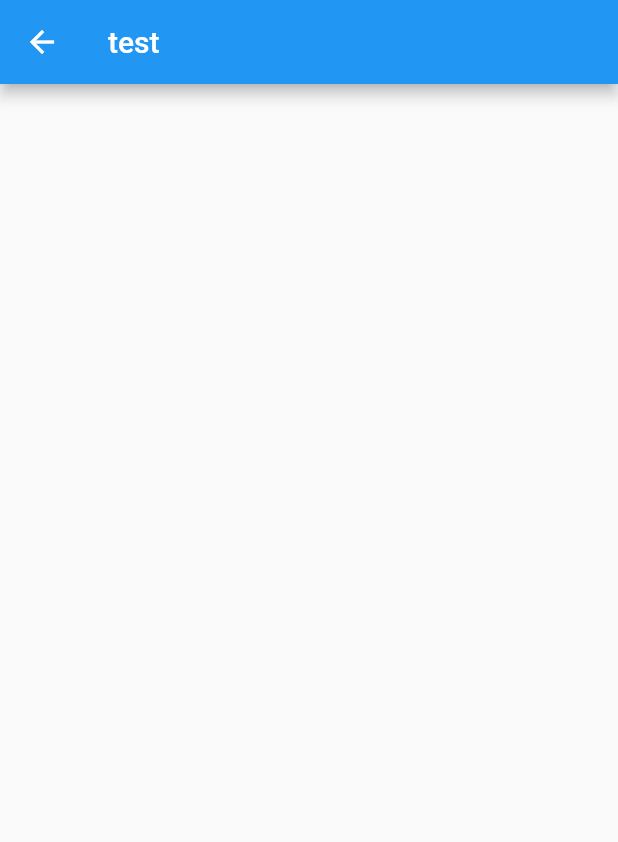
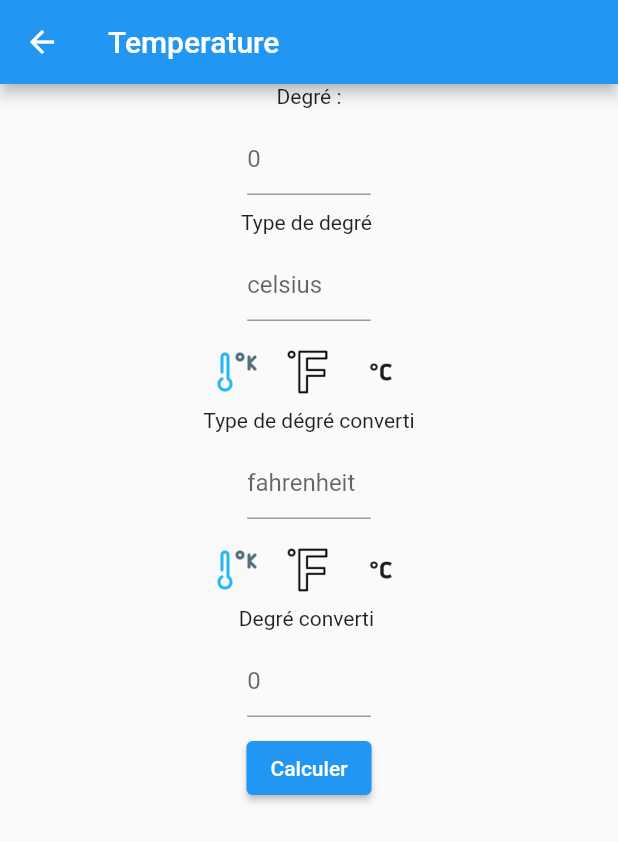
Before and after one commit to mathieusoufflard/Mini_Project_Flutter_Coding, a Flutter app: the screen it shows after launch, after a tap on "7 HONK", on a phone screen of 412 x 824 dp. Shown: the top 842 px of the screen. Run offline on Flutter 3.47's test engine with Material 2 defaults, Android fonts, the phone set to English and light mode, and no system bars; missing offline and left inert: dart:ffi, romanice.

```diff
--- a/flutter_app/lib/main.dart
+++ b/flutter_app/lib/main.dart
@@ -1,6 +1,10 @@
 import 'package:flutter/material.dart';
 import 'package:flutter_app/promotionPage.dart';
+import 'package:flutter_app/romanusPage.dart';
 import 'package:flutter_app/testPage.dart';
+import 'package:flutter_app/temperatureView.dart';
+import 'package:flutter_app/temperatureController.dart';
+
 
 void main() {
   runApp(MyApp());
@@ -165,13 +169,13 @@ class _MyHomePageState extends State<MyHomePage> {
                   case 6:
                     Navigator.push(context,
                         new MaterialPageRoute(builder: (BuildContext context) {
-                      return new Test();
-                    }));
+                          return  new TemperatureView();
+                        }));
                     break;
                   case 7:
                     Navigator.push(context,
                         new MaterialPageRoute(builder: (BuildContext context) {
-                      return new Test();
+                      return new RomanusView();
                     }));
                     break;
                   case 8:
--- /dev/null
+++ b/flutter_app/lib/temperatureController.dart
@@ -0,0 +1,118 @@
+
+class TemperatureController {
+
+
+  String getConversion(topVal,topSelected,bottomSelected)
+  { if(topVal == '' || topVal == null)
+  {
+    return '            ';
+  }
+  if(topSelected == 'celsius')
+  {
+    if(bottomSelected == 'fahrenheit')
+    {
+      return _getCelsiusToFahreheit(topVal);
+    }
+    else if(bottomSelected == 'kelvin')
+    {
+      return _getCelsiusToKelvin(topVal);
+    }
+    else
+      return topVal;
+  }
+
+
+  else if(topSelected == 'fahrenheit')
+  {
+    if(bottomSelected == 'celsius')
+    {
+      return _getFahrenheitToCelsius(topVal);
+    }
+
+    else if(bottomSelected == 'kelvin')
+    {
+      return _getFahrenheitToKelvin(topVal);
+    }
+
+    else
+      return topVal;
+  }
+
+
+  else if(topSelected == 'kelvin')
+  {
+    if(bottomSelected == 'celsius')
+    {
+      return _getKelvinToCelsius(topVal);
+    }
+
+    else if(bottomSelected == 'fahrenheit')
+    {
+      return _getKelvinToFahrenheit(topVal);
+    }
+
+    else
+      return topVal;
+  }
+
+  else
+    return "     ";
+
+  }
+
+
+  String _getCelsiusToFahreheit(topVal)
+  {
+    double dCelsius = double.parse(topVal);
+    double result = (dCelsius*9/5) + 32;
+
+    return result.toStringAsFixed(4);
+
+  }
+
+  String _getCelsiusToKelvin(topVal)
+  {
+    double dCelsius = double.parse(topVal);
+    double result = dCelsius + 273.15;
+
+    return result.toStringAsFixed(4);
+
+  }
+
+  String _getFahrenheitToCelsius(topVal)
+  {
+    double dFahren = double.parse(topVal);
+    double result = (dFahren - 32) * 5/9;
+
+    return result.toStringAsFixed(4);
+
+  }
+
+  String _getFahrenheitToKelvin(topVal)
+  {
+    double dFahren = double.parse(topVal);
+    double result = ((dFahren - 32) * 5/9) + 273.15 ;
+
+    return result.toStringAsFixed(4);
+
+  }
+
+  String _getKelvinToCelsius(topVal)
+  {
+    double dKelvin = double.parse(topVal);
+    double result =  dKelvin -273.15;
+
+    return result.toStringAsFixed(4);
+
+  }
+
+  String _getKelvinToFahrenheit(topVal)
+  {
+    double dKelvin = double.parse(topVal);
+    double result = ((dKelvin -273.15)*9/5) + 32;
+
+    return result.toStringAsFixed(4);
+
+  }
+
+}   // Class ends
--- /dev/null
+++ b/flutter_app/lib/temperatureView.dart
@@ -0,0 +1,128 @@
+import 'package:flutter/material.dart';
+import 'package:flutter/services.dart';
+import 'package:flutter_app/temperatureController.dart';
+
+class TemperatureView extends StatelessWidget {
+
+  TextEditingController initPriceController = TextEditingController();
+  TextEditingController typeDegreeTop = TextEditingController();
+  TextEditingController typeDegreeBottom = TextEditingController();
+  TextEditingController finalPriceController = TextEditingController();
+
+
+  @override
+  Widget build(BuildContext context) {
+    final title = 'Temperature';
+    TemperatureController temperatureController = new TemperatureController();
+
+    _setInputField(String hintText, TextEditingController fieldController,
+        TextInputType inputType,
+        [bool readOnly = false]) {
+      return Container(
+        width: MediaQuery.of(context).size.width / 5,
+        margin: EdgeInsets.all(10),
+        child: TextField(
+          controller: fieldController,
+          keyboardType: inputType,
+          inputFormatters: inputType == TextInputType.number
+              ? <TextInputFormatter>[
+            FilteringTextInputFormatter.allow(RegExp('[0-9.]'))
+          ]
+              : [],
+          decoration: InputDecoration(hintText: hintText),
+          readOnly: readOnly,
+        ),
+      );
+    }
+
+
+    return Scaffold(
+      appBar: AppBar(
+        title: Text(title),
+      ),
+      body: Center(
+        child: Column(
+          children: [
+            Text("Degré :"),
+            _setInputField("0",
+                initPriceController, TextInputType.number),
+            Text("Type de degré "),
+            _setInputField("celsius",
+                typeDegreeTop, TextInputType.text),
+            Row(
+                mainAxisAlignment: MainAxisAlignment.center,
+                children :<Widget>[
+                IconButton(
+                  icon: Image.asset('assets/images/icon-kalvin.png'),
+                  tooltip: 'Kelvin',
+                  onPressed: () {
+                    typeDegreeTop.text = 'kelvin';
+                  },
+                ),
+                IconButton(
+                  icon: Image.asset('assets/images/icon-fahrenheit.png'),
+                  tooltip: 'Fahrenheit',
+                  onPressed: () {
+                    typeDegreeTop.text = 'fahrenheit';
+
+                  },
+                ),
+                IconButton(
+                  icon: Image.asset('assets/images/icon-celsius.png'),
+                  tooltip: 'Celsius',
+                  onPressed: () {
+                    typeDegreeTop.text = 'celsius';
+
+                  },
+                ),
+              ],
+            ),
+              Text("Type de dégré converti"),
+              _setInputField(
+                  "fahrenheit",
+                  typeDegreeBottom,
+                  TextInputType.text),
+            Row(
+              mainAxisAlignment: MainAxisAlignment.center,
+              children :<Widget>[
+                IconButton(
+                  icon: Image.asset('assets/images/icon-kalvin.png'),
+                  tooltip: 'Kelvin',
+                  onPressed: () {
+                    typeDegreeBottom.text = 'kelvin';
+                  },
+                ),
+                IconButton(
+                  icon: Image.asset('assets/images/icon-fahrenheit.png'),
+                  tooltip: 'Fahrenheit',
+                  onPressed: () {
+                    typeDegreeBottom.text = 'fahrenheit';
+
+                  },
+                ),
+                IconButton(
+                  icon: Image.asset('assets/images/icon-celsius.png'),
+                  tooltip: 'Celsius',
+                  onPressed: () {
+                    typeDegreeBottom.text = 'celsius';
+
+                  },
+                ),
+              ],
+            ),
+
+            Text("Degré converti "),
+            _setInputField(
+                "0",
+                finalPriceController,
+                TextInputType.number,
+                true),
+            ElevatedButton(onPressed: () {
+              finalPriceController.text = temperatureController.getConversion(initPriceController.text,typeDegreeTop.text,typeDegreeBottom.text);
+            }, child: Text("Calculer"))
+          ],
+        ),
+      ),
+    );
+  }
+}
--- a/flutter_app/pubspec.yaml
+++ b/flutter_app/pubspec.yaml
@@ -28,6 +28,7 @@ dependencies:
   # The following adds the Cupertino Icons font to your application.
   # Use with the CupertinoIcons class for iOS style icons.
   cupertino_icons: ^1.0.2
+  romanice: ^2.0.0
 
 dev_dependencies:
   flutter_test:
@@ -38,7 +39,8 @@ dev_dependencies:
 
 # The following section is specific to Flutter.
 flutter:
-
+  assets:
+    - assets/images/
   # The following line ensures that the Material Icons font is
   # included with your application, so that you can use the icons in
   # the material Icons class.
```
Also changed, not shown: flutter_app/lib/romanusPage.dart (added, +70 -0 lines), flutter_app/assets/images/icon-celsius.png (added), flutter_app/assets/images/icon-fahrenheit.png (added), flutter_app/assets/images/icon-kalvin.png (added).
